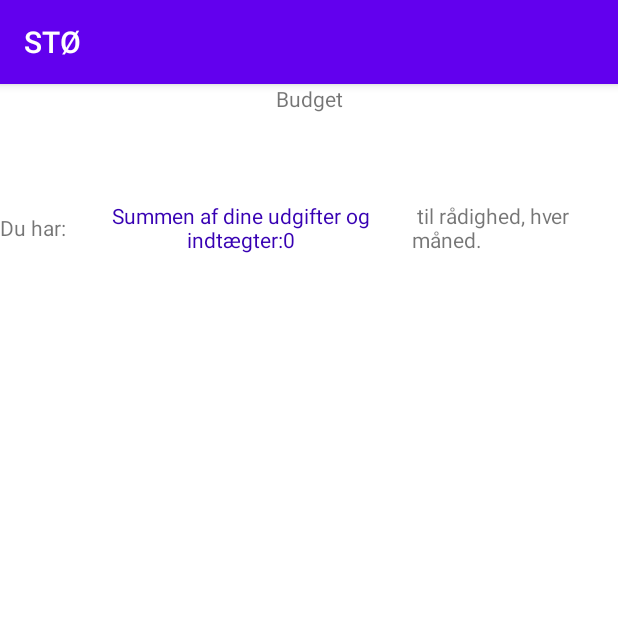
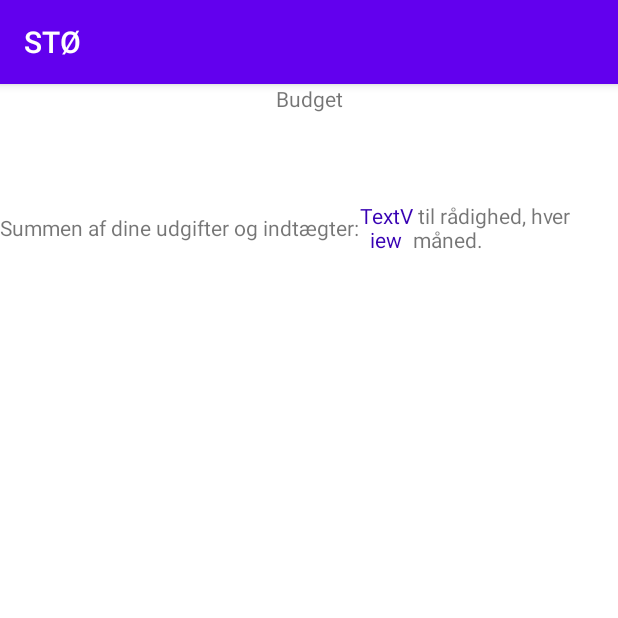
Before and after one commit to WilliELM/quickApp, an Android app: the BudgetActivity screen opened directly, with no data from a screen before it, on a phone screen of 412 x 824 dp, the top half of it. Run offline under Robolectric (Android 15) with nearby library versions, the phone set to English and light mode, and no system bars; 1 statement that could not run was skipped.

Commit message:
Jeppes med income

```diff
--- a/app/src/main/java/com/example/st/BudgetActivity.java
+++ b/app/src/main/java/com/example/st/BudgetActivity.java
@@ -24,8 +24,10 @@ public class BudgetActivity extends AppCompatActivity {
         Integer sumOfTotal = (incomeTotal - outcomeTotal);
 
         TextView greenOrRedWord = findViewById(R.id.textView5);
+        TextView sumText = findViewById(R.id.textView4);
 
-        greenOrRedWord.setText("Summen af dine udgifter og indtægter:" + sumOfTotal);
+        sumText.setText("Summen af dine udgifter og indtægter:");
+        greenOrRedWord.setText(sumOfTotal);
 
         greenOrRedNumbers(sumOfTotal);
     }
```
